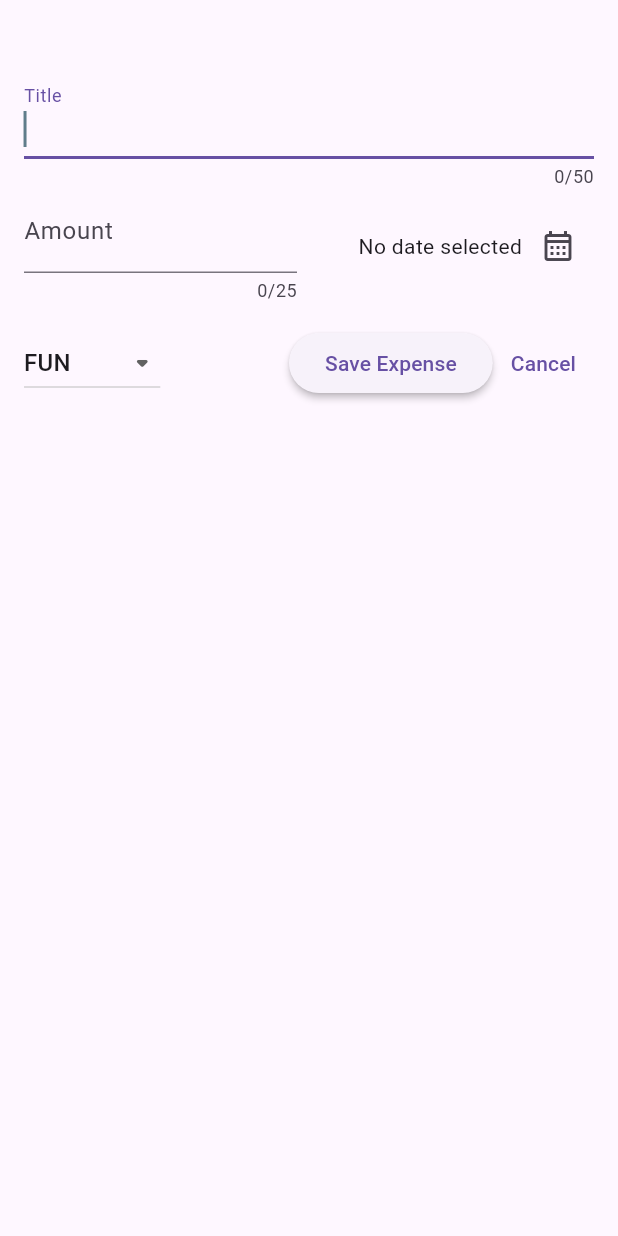
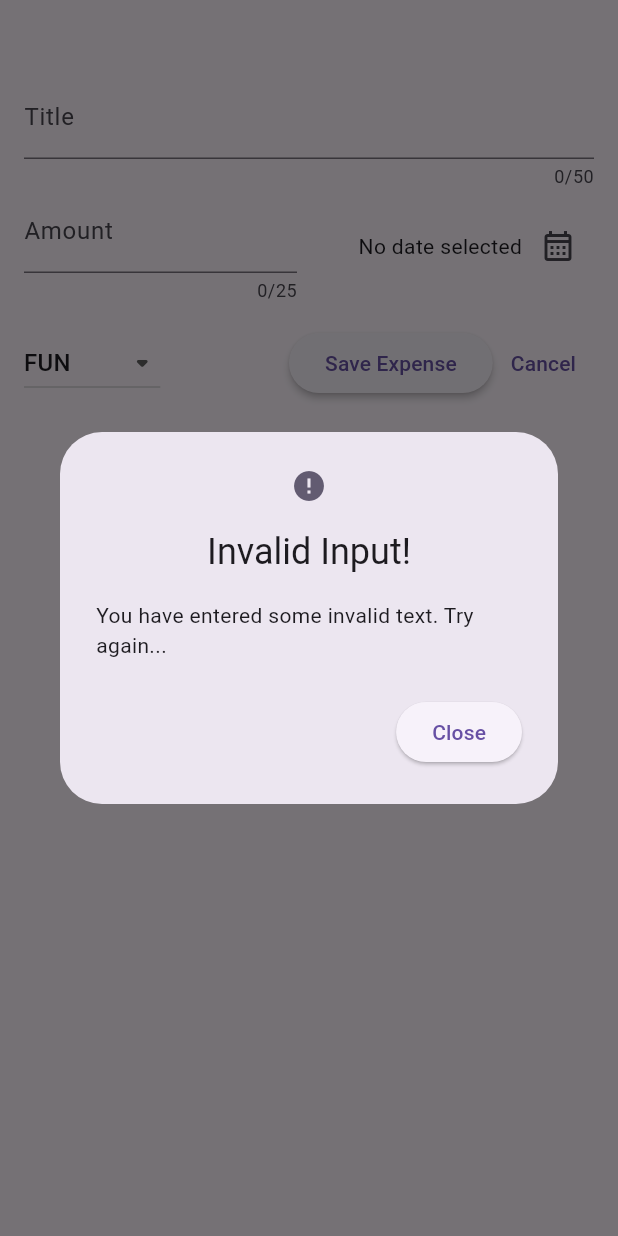
Before and after one commit to GetRighhttt/ExpenseTrackerFlutter, a Flutter app: the NewExpenseWidget widget shown alone on an empty page, opened directly, after a tap on "Save Expense", on a phone screen of 412 x 824 dp. Run offline on Flutter 3.47's test engine with Material 2 defaults, Android fonts, the phone set to English and light mode, and no system bars; missing offline and left inert: dart:ffi.

Commit message:
finished the dialog for the expense.

```diff
--- a/expense_tracker/lib/widgets/new_expense_widget.dart
+++ b/expense_tracker/lib/widgets/new_expense_widget.dart
@@ -1,3 +1,5 @@
+import 'dart:ffi';
+
 import 'package:flutter/material.dart';
 import 'package:expense_tracker/model/expense.dart';
 
@@ -48,7 +50,40 @@ class _NewExpenseWidgetState extends State<NewExpenseWidget> {
     setState(() {
       _selectedDate = pickedDate;
     });
-  }
+  } // end _openDatePickerDialog
+
+  //submit expenses to validate data selected by user
+  void _submitExpenseData() {
+    // parse string to double
+    final enteredAmount = double.tryParse(_amountController.text);
+
+    // check if amount is null or less than zero
+    final amountIsInvalid = enteredAmount == null || enteredAmount <= 0;
+
+    if (_titleController.text.trim().isEmpty ||
+        amountIsInvalid ||
+        _selectedDate == null) {
+      // show error message
+      showDialog(
+        context: context,
+        builder: (BuildContext context) => AlertDialog(
+          title: const Text('Invalid Input!'),
+          icon: const Icon(Icons.error),
+          content:
+              const Text('You have entered some invalid text. Try again...'),
+          actions: [
+            ElevatedButton(
+              onPressed: () {
+                Navigator.pop(context);
+              },
+              child: const Text('Close'),
+            ),
+          ],
+        ),
+      );
+      return;
+    }
+  } // end _submitExpenseData
 
   @override
   Widget build(BuildContext context) {
@@ -140,9 +175,7 @@ class _NewExpenseWidgetState extends State<NewExpenseWidget> {
                 style: ButtonStyle(
                   elevation: MaterialStateProperty.all(2.0),
                 ),
-                onPressed: () {
-                  print(_titleController.text);
-                },
+                onPressed: _submitExpenseData,
                 child: const Text('Save Expense'),
               ),
               TextButton(
```
